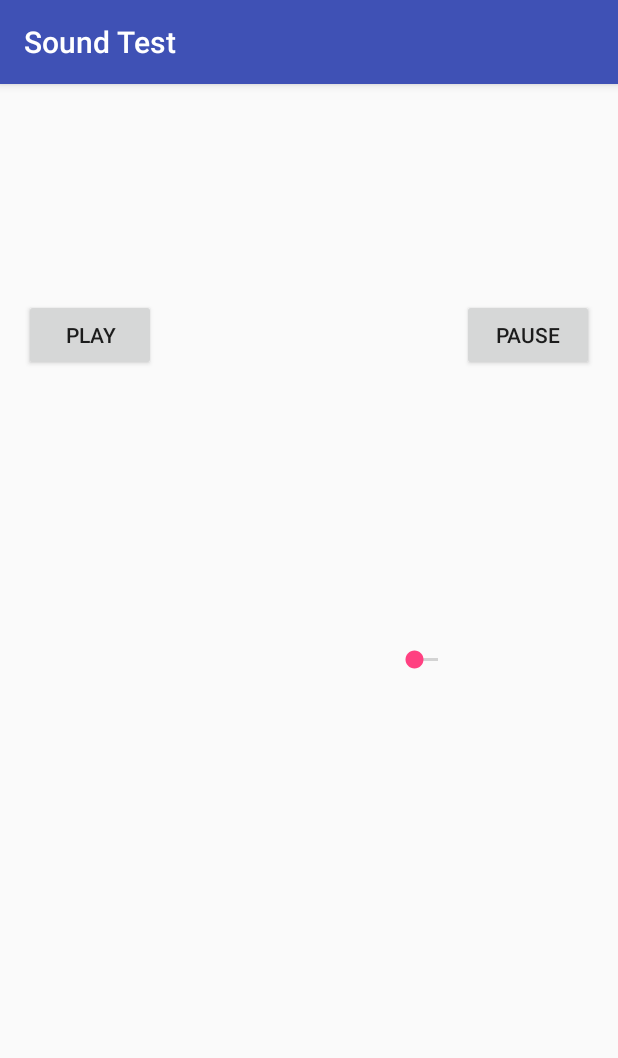
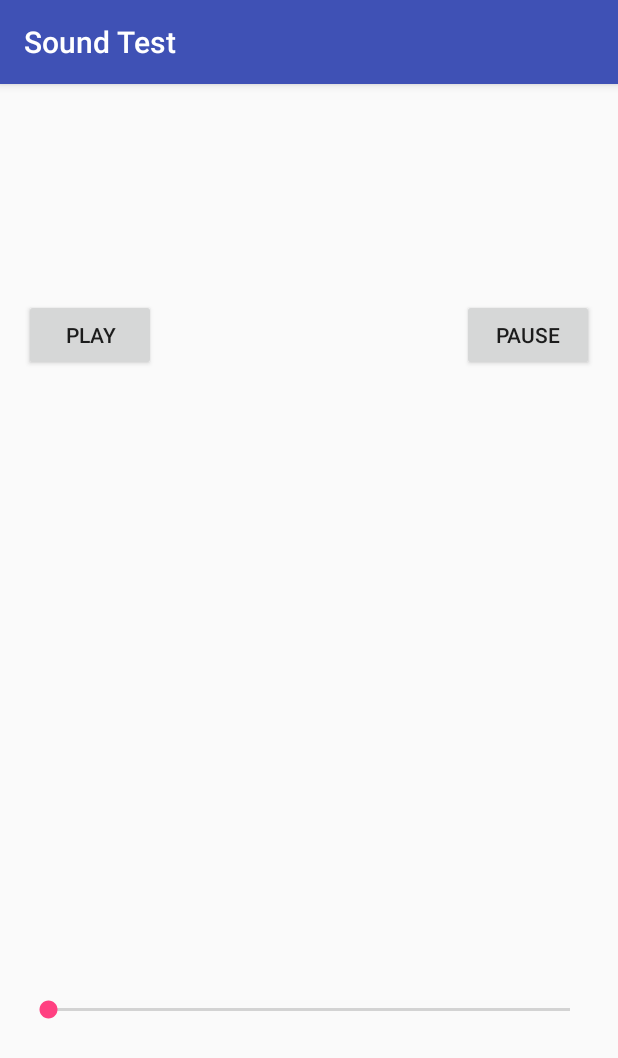
Before and after one commit to ClarkGH/SoundTest, an Android app: the screen it shows after launch (MainActivity), on a phone screen of 412 x 824 dp. Shown: the top 1058 px of the screen. Run offline under Robolectric (Android 15) with nearby library versions, the phone set to English and light mode, and no system bars.

Commit message:
volume control up

```diff
--- a/app/src/main/res/layout/activity_main.xml
+++ b/app/src/main/res/layout/activity_main.xml
@@ -29,10 +29,11 @@
         android:layout_alignParentEnd="true" />
 
     <SeekBar
-        android:layout_width="wrap_content"
+        android:layout_width="fill_parent"
         android:layout_height="wrap_content"
         android:id="@+id/seekBar"
-        android:layout_centerVertical="true"
-        android:layout_toLeftOf="@+id/pauseButton"
-        android:layout_toStartOf="@+id/pauseButton" />
+        android:layout_alignParentBottom="true"
+        android:layout_alignParentRight="true"
+        android:layout_alignParentEnd="true"
+        android:layout_marginBottom="126dp" />
 </RelativeLayout>
```
